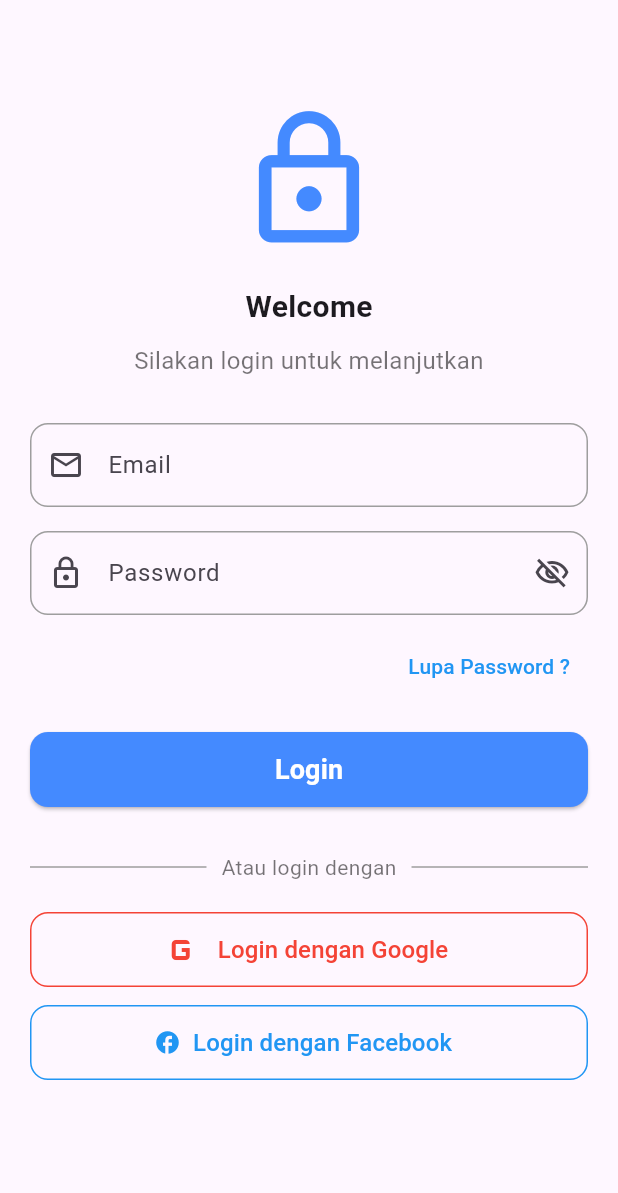
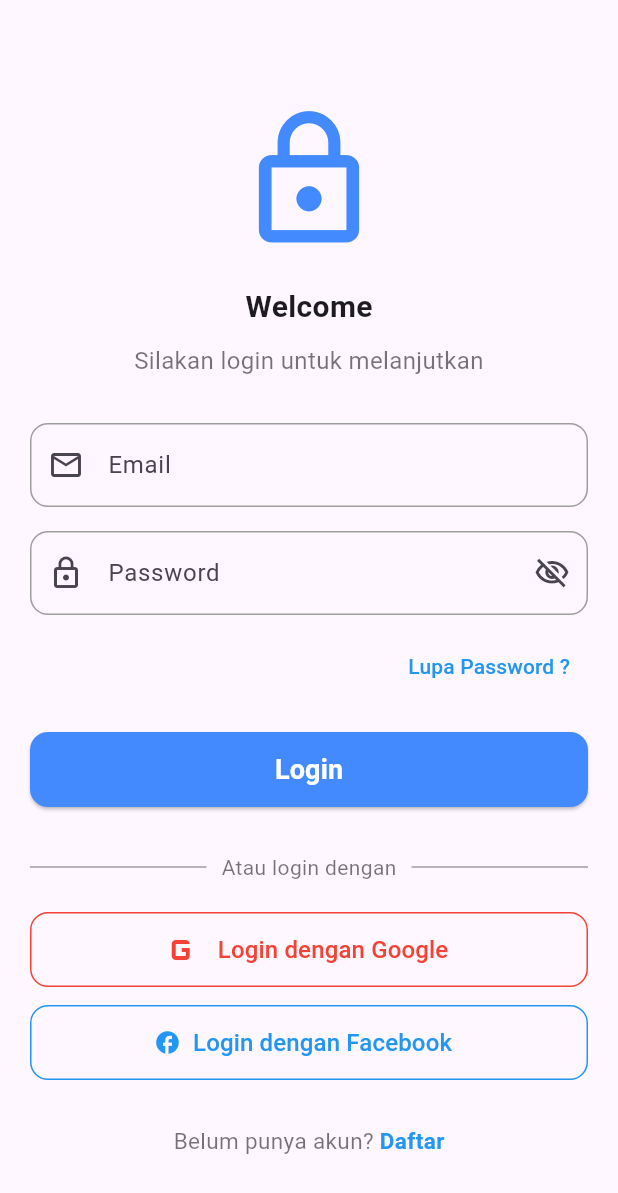
Before and after one commit to I-JasonLee/Tugas_week_6_1123150116, a Flutter app: the screen it shows after launch, on a phone screen of 412 x 824 dp. Shown: the top 1193 px of the screen. Run offline on Flutter 3.47's test engine with Material 3 defaults, Android fonts, the phone set to English and light mode, and no system bars.

Commit message:
add teks bawah 'Belum punya akun? Daftar' pada login

```diff
--- a/lib/screen/login.dart
+++ b/lib/screen/login.dart
@@ -187,6 +187,31 @@ class Login extends StatelessWidget {
                 ),
               ),
 
+              const SizedBox(height: 30),
+              // Teks bawah “Belum punya akun? Daftar”
+              Row(
+                mainAxisAlignment: MainAxisAlignment.center,
+                children: [
+                  const Text(
+                    "Belum punya akun? ",
+                    style: TextStyle(color: Colors.black54, fontSize: 15),
+                  ),
+                  GestureDetector(
+                    onTap: () {
+                      // Aksi ke halaman register (akan ditambahkan nanti)
+                    },
+                    child: const Text(
+                      "Daftar",
+                      style: TextStyle(
+                        color: Colors.blue,
+                        fontWeight: FontWeight.bold,
+                        fontSize: 15,
+                      ),
+                    ),
+                  ),
+                ],
+              ),
+
             ],
           ),
         ),
```
